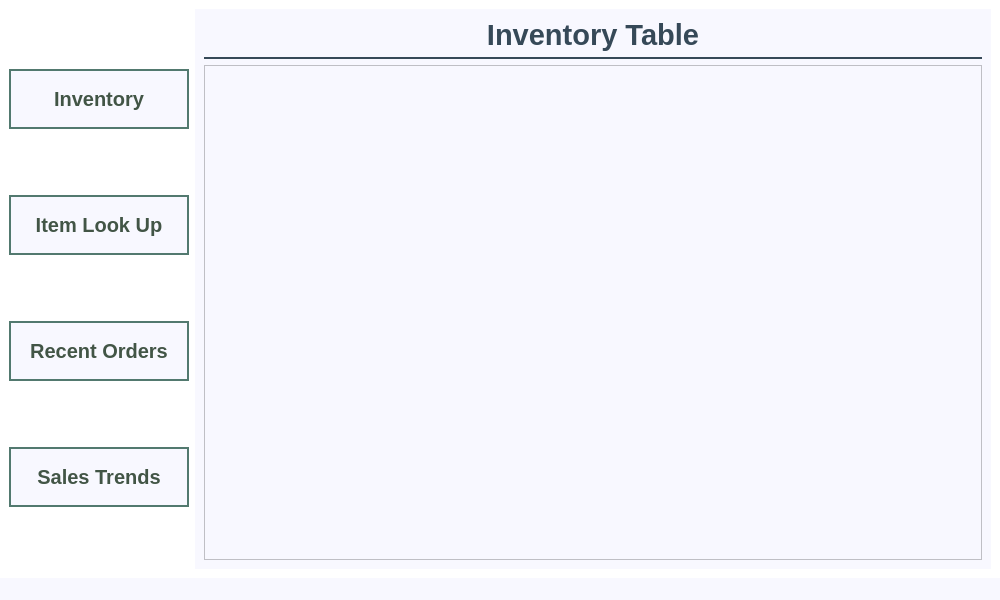
This is Order66Inventory/mainwindow.ui in josephtrandev/COMS4103_Project as Qt 5 draws it before an edit. The edited form follows.
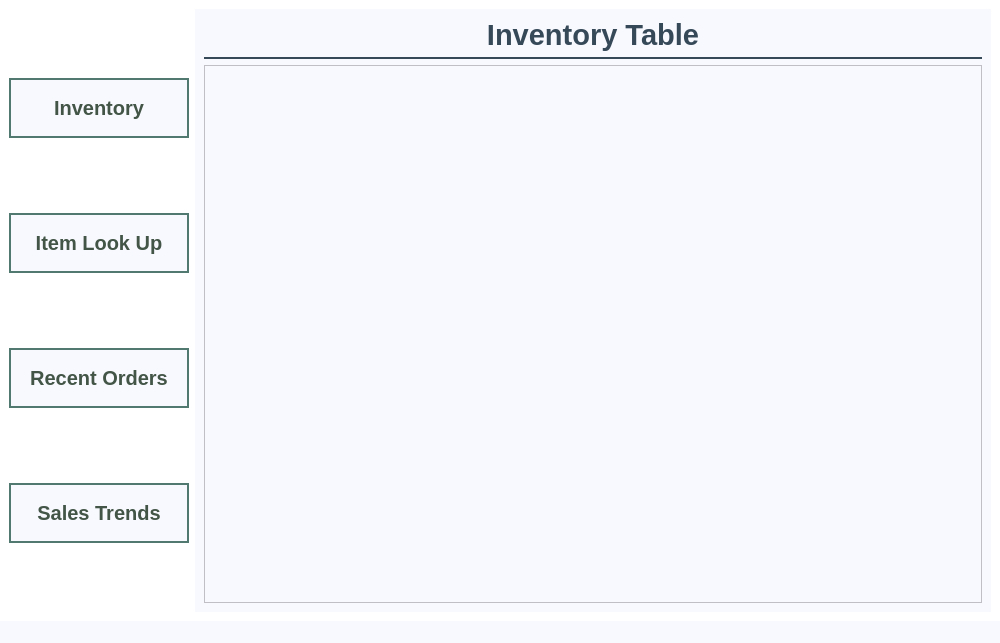
This is the edited form.

Diff of the .ui file:
```diff
--- a/Order66Inventory/mainwindow.ui
+++ b/Order66Inventory/mainwindow.ui
@@ -7,7 +7,7 @@
     <x>0</x>
     <y>0</y>
     <width>1000</width>
-    <height>600</height>
+    <height>643</height>
    </rect>
   </property>
   <property name="sizePolicy">
@@ -59,12 +59,24 @@
             </property>
             <property name="styleSheet">
              <string notr="true">QHeaderView{
-	font-size: 14px;
+	font-size: 12pt;
 	font-weight: bold;
 	background-color: #C8C8C8;
-	padding: 8px;
+	padding: 10px;
+	font-family:  &quot;Nirmala UI&quot;;
+}
+
+QTableView{
+		font-family:  &quot;Nirmala UI&quot;;
+		font-size: 12pt;
 }</string>
             </property>
+            <property name="iconSize">
+             <size>
+              <width>5</width>
+              <height>5</height>
+             </size>
+            </property>
             <attribute name="horizontalHeaderMinimumSectionSize">
              <number>50</number>
             </attribute>
@@ -74,6 +86,9 @@
             <attribute name="verticalHeaderMinimumSectionSize">
              <number>28</number>
             </attribute>
+            <attribute name="verticalHeaderStretchLastSection">
+             <bool>false</bool>
+            </attribute>
            </widget>
           </item>
           <item row="0" column="0">
```
